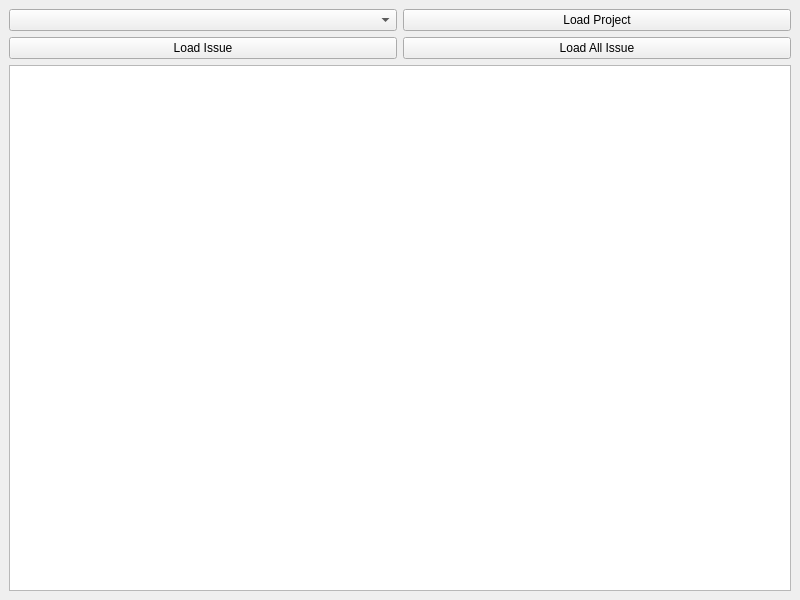
This is RedminePlugin/mainwindow.ui in babak-ab/RedminePlugin as Qt 5 draws it before an edit. The edited form follows.
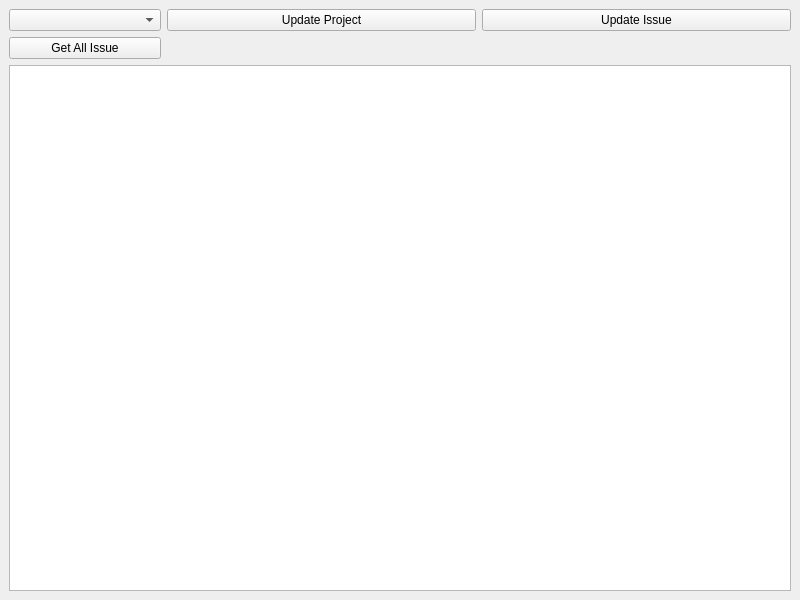
This is the edited form.

Patch:
```diff
--- a/RedminePlugin/mainwindow.ui
+++ b/RedminePlugin/mainwindow.ui
@@ -15,30 +15,30 @@
   </property>
   <widget class="QWidget" name="centralwidget">
    <layout class="QGridLayout" name="gridLayout">
-    <item row="2" column="0">
-     <widget class="QPushButton" name="pushButton_issue">
+    <item row="4" column="0" colspan="5">
+     <widget class="QTableView" name="tableView"/>
+    </item>
+    <item row="1" column="0">
+     <widget class="QPushButton" name="pushButton_loadAllIssue">
       <property name="text">
-       <string>Load Issue</string>
+       <string>Get All Issue</string>
       </property>
      </widget>
     </item>
     <item row="0" column="0">
      <widget class="QComboBox" name="comboBox_project"/>
     </item>
-    <item row="4" column="0" colspan="2">
-     <widget class="QTableView" name="tableView"/>
-    </item>
-    <item row="0" column="1">
+    <item row="0" column="1" colspan="2">
      <widget class="QPushButton" name="pushButton_project">
       <property name="text">
-       <string>Load Project</string>
+       <string>Update Project</string>
       </property>
      </widget>
     </item>
-    <item row="2" column="1">
-     <widget class="QPushButton" name="pushButton_loadAllIssue">
+    <item row="0" column="3" colspan="2">
+     <widget class="QPushButton" name="pushButton_issue">
       <property name="text">
-       <string>Load All Issue</string>
+       <string>Update Issue</string>
       </property>
      </widget>
     </item>
```
